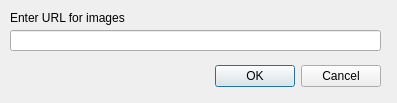
Before: the Qt Designer form desktop-widgets/urldialog.ui in subsurface/subsurface, drawn with Qt 5.
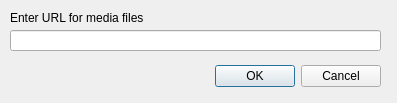
After: the same form once the commit is applied.

Commit message:
UI change of "images"/"photo" to "media" or "media files"
This changes the above mentioned terms everywhere in the UI to
reflect the fact that Subsurface now also supports video files on top
of image files.

What changed in the file:
```diff
--- a/desktop-widgets/urldialog.ui
+++ b/desktop-widgets/urldialog.ui
@@ -49,7 +49,7 @@
     </rect>
    </property>
    <property name="text">
-    <string>Enter URL for images</string>
+    <string>Enter URL for media files</string>
    </property>
   </widget>
  </widget>
```
The commit also changes 9 other files.
